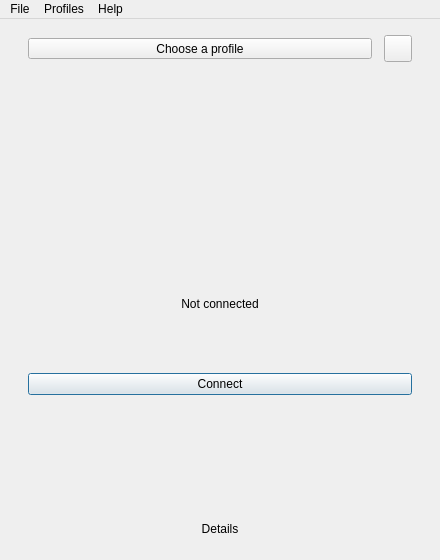
Old version of the form presentation/main/mainwindow.ui in the repository wtalioy/JustConnect.
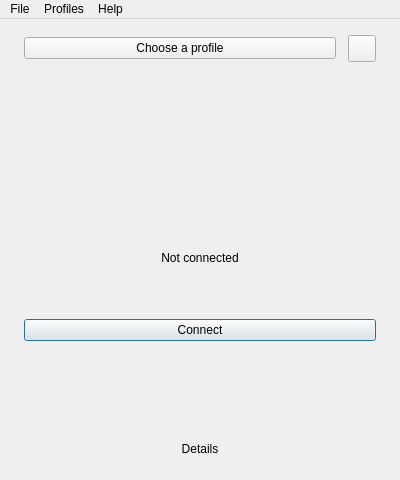
New version of the form. Icons and pictures are not drawn.

What changed in the file:
```diff
--- a/presentation/main/mainwindow.ui
+++ b/presentation/main/mainwindow.ui
@@ -5,13 +5,13 @@
   <widget class="QWidget" name="centralWidget">
    <layout class="QVBoxLayout" name="pageLayout">
     <property name="spacing">
-     <number>24</number>
+     <number>20</number>
     </property>
     <property name="leftMargin">
-     <number>28</number>
+     <number>24</number>
     </property>
     <property name="rightMargin">
-     <number>28</number>
+     <number>24</number>
     </property>
     <property name="topMargin">
      <number>16</number>
@@ -25,18 +25,15 @@
        <number>12</number>
       </property>
       <item>
-       <widget class="QToolButton" name="profileMenuButton">
+       <widget class="QPushButton" name="profileMenuButton">
         <property name="text">
          <string>Choose a profile</string>
         </property>
         <property name="accessibleName">
          <string>Connection profile</string>
         </property>
-        <property name="popupMode">
-         <enum>QToolButton::InstantPopup</enum>
-        </property>
         <property name="sizePolicy">
-         <sizepolicy hsizetype="Expanding" vsizetype="Fixed">
+         <sizepolicy hsizetype="Ignored" vsizetype="Fixed">
           <horstretch>0</horstretch>
           <verstretch>0</verstretch>
          </sizepolicy>
@@ -86,14 +83,14 @@
      <widget class="QLabel" name="statusIndicator">
       <property name="minimumSize">
        <size>
-        <width>88</width>
-        <height>88</height>
+        <width>72</width>
+        <height>72</height>
        </size>
       </property>
       <property name="maximumSize">
        <size>
-        <width>88</width>
-        <height>88</height>
+        <width>72</width>
+        <height>72</height>
        </size>
       </property>
       <property name="alignment">
@@ -378,14 +375,14 @@
    <rect>
     <x>0</x>
     <y>0</y>
-    <width>440</width>
-    <height>560</height>
+    <width>400</width>
+    <height>480</height>
    </rect>
   </property>
   <property name="minimumSize">
    <size>
     <width>320</width>
-    <height>460</height>
+    <height>420</height>
    </size>
   </property>
   <property name="windowTitle">
```
Left out of the diff: 12 changed lines with no effect on the pictures.
